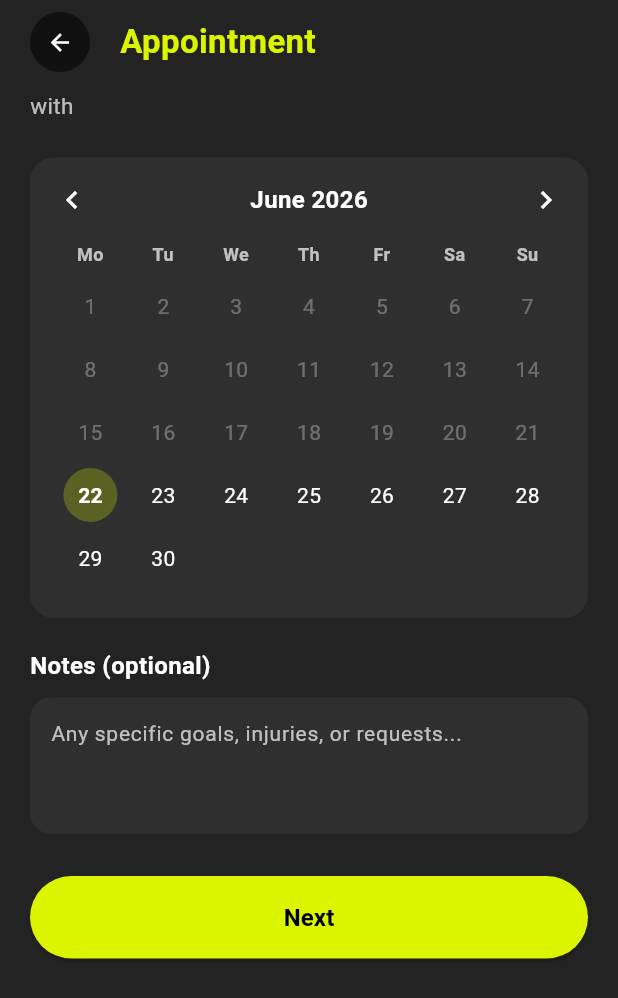
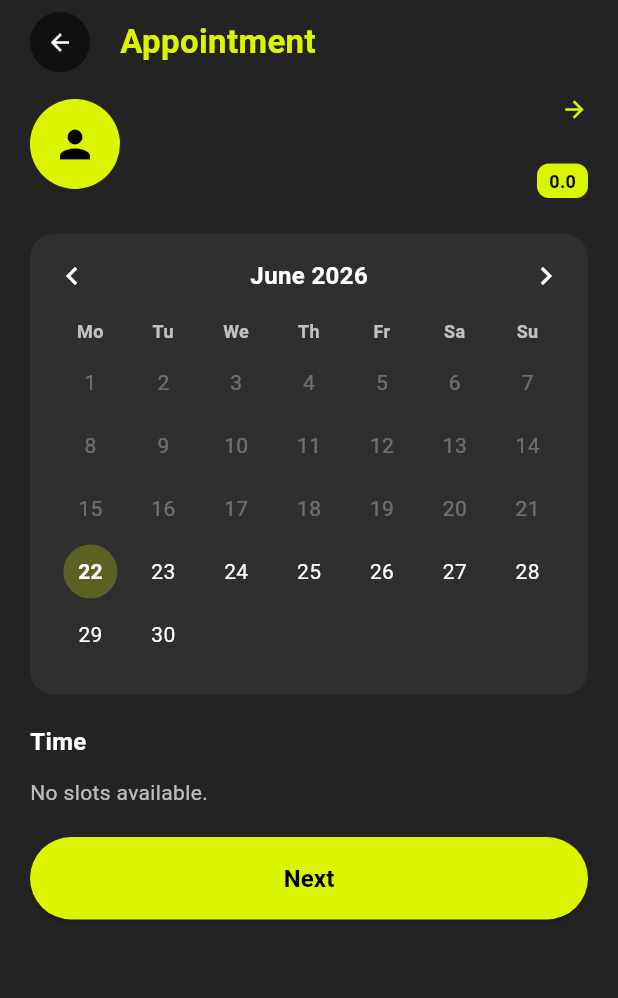
Before and after one commit to AAbdullahRajput/Get-Fit-Mobile-Application-User-, a Flutter app: the AppointmentBookingPage screen opened directly with empty values, on a phone screen of 412 x 824 dp. Shown: the top 998 px of the screen. Run offline on Flutter 3.47's test engine with Material 3 defaults, Android fonts, the phone set to English and light mode, and no system bars; our stand-ins replace flutter_dotenv, flutter_svg, image_picker, pin_code_fields, supabase_flutter; missing offline and left inert: animated_weight_picker, payment_card; accounts and stored records are empty.

Commit message:
Fitnes Trainer Tab Working Part 5

```diff
--- a/lib/Presentation/pages/setup-2.0/appointment_booking_page.dart
+++ b/lib/Presentation/pages/setup-2.0/appointment_booking_page.dart
@@ -6,6 +6,8 @@ class AppointmentBookingPage extends StatefulWidget {
   final String trainerId;
   final String trainerName;
   final String trainerType;
+  final String trainerExperience;
+  final String trainerAvatarUrl;
   final double sessionPrice;
   final double trainerRating;
 
@@ -14,6 +16,8 @@ class AppointmentBookingPage extends StatefulWidget {
     required this.trainerId,
     required this.trainerName,
     this.trainerType = '',
+    this.trainerExperience = '',
+    this.trainerAvatarUrl = '',
     this.sessionPrice = 50.00,
     this.trainerRating = 0.0,
   });
@@ -154,8 +158,64 @@ class _AppointmentBookingPageState extends State<AppointmentBookingPage> {
               child: Column(
                 crossAxisAlignment: CrossAxisAlignment.start,
                 children: [
-                  Text('with ${widget.trainerName}',
-                      style: TextStyle(color: context.subtextColor, fontSize: 15)),
+                  // Trainer card — Figma style
+                  Row(
+                    children: [
+                      CircleAvatar(
+                        radius: 30,
+                        backgroundColor: themeColor,
+                        backgroundImage: widget.trainerAvatarUrl.isNotEmpty
+                            ? NetworkImage(widget.trainerAvatarUrl) : null,
+                        child: widget.trainerAvatarUrl.isEmpty
+                            ? const Icon(Icons.person, color: Colors.black, size: 30) : null,
+                      ),
+                      const SizedBox(width: 14),
+                      Expanded(
+                        child: Column(
+                          crossAxisAlignment: CrossAxisAlignment.start,
+                          children: [
+                            Row(
+                              children: [
+                                Expanded(
+                                  child: Text(widget.trainerName,
+                                      style: TextStyle(
+                                          color: context.textColor,
+                                          fontSize: 18,
+                                          fontWeight: FontWeight.bold)),
+                                ),
+                                const Icon(Icons.arrow_forward, color: themeColor, size: 18),
+                              ],
+                            ),
+                            Text(widget.trainerType,
+                                style: TextStyle(color: context.subtextColor, fontSize: 13)),
+                            const SizedBox(height: 4),
+                            Row(
+                              children: [
+                                if (widget.trainerExperience.isNotEmpty)
+                                  Text('${widget.trainerExperience} years experience',
+                                      style: TextStyle(color: themeColor, fontSize: 12)),
+                                const Spacer(),
+                                Container(
+                                  padding: const EdgeInsets.symmetric(horizontal: 8, vertical: 3),
+                                  decoration: BoxDecoration(
+                                    color: themeColor,
+                                    borderRadius: BorderRadius.circular(8),
+                                  ),
+                                  child: Text(
+                                    widget.trainerRating.toStringAsFixed(1),
+                                    style: const TextStyle(
+                                        color: Colors.black,
+                                        fontWeight: FontWeight.bold,
+                                        fontSize: 12),
+                                  ),
+                                ),
+                              ],
+                            ),
+                          ],
+                        ),
+                      ),
+                    ],
+                  ),
                   const SizedBox(height: 24),
 
                   // Calendar
@@ -236,49 +296,19 @@ class _AppointmentBookingPageState extends State<AppointmentBookingPage> {
                     const SizedBox(height: 20),
                   ],
 
-                  // Time slots
-                  if (_selectedDate != null) ...[
-                    Text('Available Slots',
-                        style: TextStyle(
-                            color: context.textColor,
-                            fontSize: 16,
-                            fontWeight: FontWeight.w600)),
-                    const SizedBox(height: 12),
-                    _loadingSlots
-                        ? const Center(
-                            child: Padding(
-                              padding: EdgeInsets.all(16),
-                              child: CircularProgressIndicator(color: themeColor),
-                            ))
-                        : _buildTimeSlots(),
-                    const SizedBox(height: 20),
-                  ],
-
-                  // Notes
-                  Text('Notes (optional)',
+                  // Time slots — always shown, Figma style horizontal
+                  Text('Time',
                       style: TextStyle(
                           color: context.textColor,
                           fontSize: 16,
                           fontWeight: FontWeight.w600)),
-                  const SizedBox(height: 10),
-                  Container(
-                    decoration: BoxDecoration(
-                      color: context.cardBgColor,
-                      borderRadius: BorderRadius.circular(14),
-                    ),
-                    child: TextField(
-                      controller: _notesController,
-                      maxLines: 3,
-                      style: TextStyle(color: context.textColor, fontSize: 14),
-                      decoration: InputDecoration(
-                        hintText: 'Any specific goals, injuries, or requests...',
-                        hintStyle: TextStyle(color: context.subtextColor, fontSize: 14),
-                        border: InputBorder.none,
-                        contentPadding: const EdgeInsets.all(14),
-                      ),
-                    ),
-                  ),
-                  const SizedBox(height: 28),
+                  const SizedBox(height: 12),
+                  _loadingSlots
+                      ? const Center(child: Padding(
+                          padding: EdgeInsets.all(16),
+                          child: CircularProgressIndicator(color: themeColor)))
+                      : _buildTimeSlots(),
+                  const SizedBox(height: 20),
 
                   // Confirm button
                   // Next button → Payment
--- a/lib/Presentation/pages/setup-2.0/fitness_tainer_detail_page.dart
+++ b/lib/Presentation/pages/setup-2.0/fitness_tainer_detail_page.dart
@@ -599,6 +599,8 @@ class _FitnessTrainerDetailPageState extends State<FitnessTrainerDetailPage> {
                 trainerId: trainer['id'],
                 trainerName: trainer['name'] ?? '',
                 trainerType: trainer['training_type'] ?? '',
+                trainerExperience: trainer['years_experience']?.toString() ?? '',
+                trainerAvatarUrl: trainer['avatar_url'] ?? '',
                 sessionPrice: (trainer['session_price'] as num?)?.toDouble() ?? 50.0,
                 trainerRating: (trainer['rating'] as num?)?.toDouble() ?? 0.0,
               ),
```
